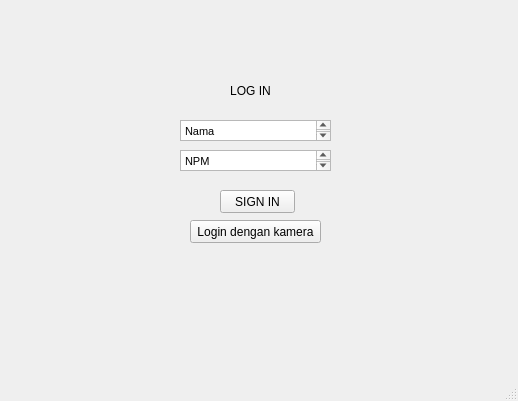
Above: Login_Page.ui from thaa15/proyekgui before the change. Below: the same form after it.
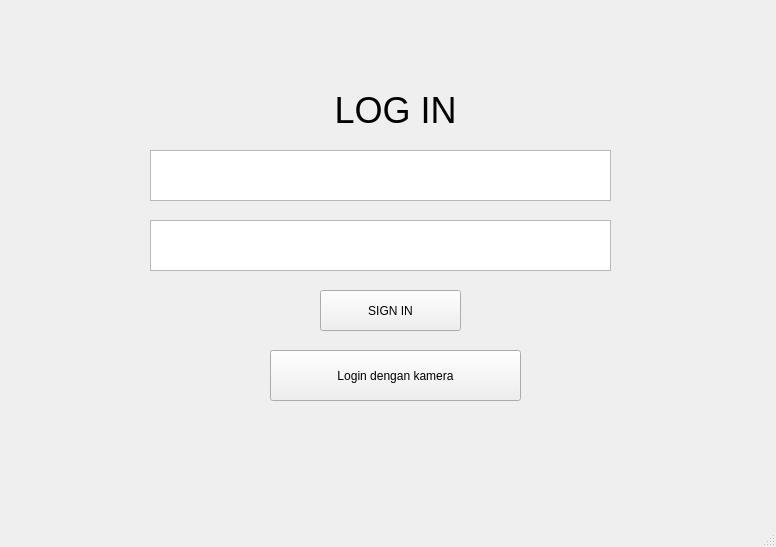
That is the form after the change.

```diff
--- a/Login_Page.ui
+++ b/Login_Page.ui
@@ -6,8 +6,8 @@
    <rect>
     <x>0</x>
     <y>0</y>
-    <width>518</width>
-    <height>401</height>
+    <width>776</width>
+    <height>547</height>
    </rect>
   </property>
   <property name="windowTitle">
@@ -17,12 +17,18 @@
    <widget class="QLabel" name="label">
     <property name="geometry">
      <rect>
-      <x>210</x>
+      <x>270</x>
       <y>80</y>
-      <width>81</width>
-      <height>21</height>
+      <width>251</width>
+      <height>61</height>
      </rect>
     </property>
+    <property name="font">
+     <font>
+      <family>Segoe UI Historic</family>
+      <pointsize>27</pointsize>
+     </font>
+    </property>
     <property name="text">
      <string>LOG IN</string>
     </property>
@@ -33,45 +39,35 @@
    <widget class="QTextEdit" name="textEdit">
     <property name="geometry">
      <rect>
-      <x>180</x>
-      <y>120</y>
-      <width>151</width>
-      <height>21</height>
-     </rect>
-    </property>
-    <property name="html">
-     <string>&lt;!DOCTYPE HTML PUBLIC &quot;-//W3C//DTD HTML 4.0//EN&quot; &quot;http://www.w3.org/TR/REC-html40/strict.dtd&quot;&gt;
-&lt;html&gt;&lt;head&gt;&lt;meta name=&quot;qrichtext&quot; content=&quot;1&quot; /&gt;&lt;style type=&quot;text/css&quot;&gt;
-p, li { white-space: pre-wrap; }
-&lt;/style&gt;&lt;/head&gt;&lt;body style=&quot; font-family:'MS Shell Dlg 2'; font-size:8pt; font-weight:400; font-style:normal;&quot;&gt;
-&lt;p style=&quot; margin-top:0px; margin-bottom:0px; margin-left:0px; margin-right:0px; -qt-block-indent:0; text-indent:0px;&quot;&gt;Nama&lt;/p&gt;&lt;/body&gt;&lt;/html&gt;</string>
-    </property>
-   </widget>
-   <widget class="QTextEdit" name="textEdit_2">
-    <property name="geometry">
-     <rect>
-      <x>180</x>
+      <x>150</x>
       <y>150</y>
-      <width>151</width>
-      <height>21</height>
+      <width>461</width>
+      <height>51</height>
      </rect>
     </property>
+    <property name="font">
+     <font>
+      <pointsize>16</pointsize>
+     </font>
+    </property>
+    <property name="tabChangesFocus">
+     <bool>true</bool>
+    </property>
     <property name="html">
      <string>&lt;!DOCTYPE HTML PUBLIC &quot;-//W3C//DTD HTML 4.0//EN&quot; &quot;http://www.w3.org/TR/REC-html40/strict.dtd&quot;&gt;
 &lt;html&gt;&lt;head&gt;&lt;meta name=&quot;qrichtext&quot; content=&quot;1&quot; /&gt;&lt;style type=&quot;text/css&quot;&gt;
 p, li { white-space: pre-wrap; }
-&lt;/style&gt;&lt;/head&gt;&lt;body style=&quot; font-family:'MS Shell Dlg 2'; font-size:8pt; font-weight:400; font-style:normal;&quot;&gt;
-&lt;p style=&quot; margin-top:0px; margin-bottom:0px; margin-left:0px; margin-right:0px; -qt-block-indent:0; text-indent:0px;&quot;&gt;NPM&lt;/p&gt;
+&lt;/style&gt;&lt;/head&gt;&lt;body style=&quot; font-family:'MS Shell Dlg 2'; font-size:16pt; font-weight:400; font-style:normal;&quot;&gt;
 &lt;p style=&quot;-qt-paragraph-type:empty; margin-top:0px; margin-bottom:0px; margin-left:0px; margin-right:0px; -qt-block-indent:0; text-indent:0px;&quot;&gt;&lt;br /&gt;&lt;/p&gt;&lt;/body&gt;&lt;/html&gt;</string>
     </property>
    </widget>
    <widget class="QPushButton" name="pushButton">
     <property name="geometry">
      <rect>
-      <x>220</x>
-      <y>190</y>
-      <width>75</width>
-      <height>23</height>
+      <x>320</x>
+      <y>290</y>
+      <width>141</width>
+      <height>41</height>
      </rect>
     </property>
     <property name="text">
@@ -81,16 +77,34 @@
    <widget class="QPushButton" name="pushButton_2">
     <property name="geometry">
      <rect>
-      <x>190</x>
-      <y>220</y>
-      <width>131</width>
-      <height>23</height>
+      <x>270</x>
+      <y>350</y>
+      <width>251</width>
+      <height>51</height>
      </rect>
     </property>
     <property name="text">
      <string>Login dengan kamera</string>
     </property>
    </widget>
+   <widget class="QTextEdit" name="npm_input">
+    <property name="geometry">
+     <rect>
+      <x>150</x>
+      <y>220</y>
+      <width>461</width>
+      <height>51</height>
+     </rect>
+    </property>
+    <property name="font">
+     <font>
+      <pointsize>16</pointsize>
+     </font>
+    </property>
+    <property name="tabChangesFocus">
+     <bool>true</bool>
+    </property>
+   </widget>
   </widget>
   <widget class="QMenuBar" name="menubar">
    <property name="geometry">
```
Left out of the diff: 10 changed lines with no effect on the pictures.
